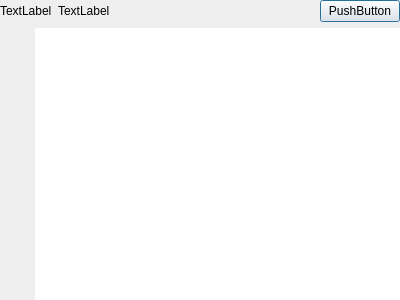
Before: the Qt Designer form FileManagerSnapShotDialog.ui in wruwami/TPCAM-M30, drawn with Qt 5.
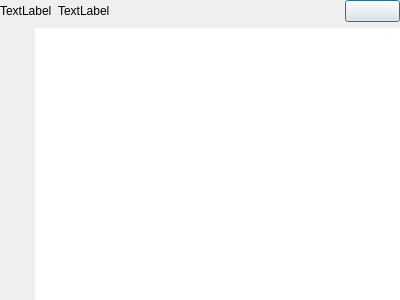
After: the same form once the commit is applied. Custom widgets are drawn as their Qt base class.

```diff
--- a/FileManagerSnapShotDialog.ui
+++ b/FileManagerSnapShotDialog.ui
@@ -47,7 +47,7 @@
        <item>
         <widget class="CustomPushButton" name="backPushButton">
          <property name="text">
-          <string>PushButton</string>
+          <string/>
          </property>
         </widget>
        </item>
```
